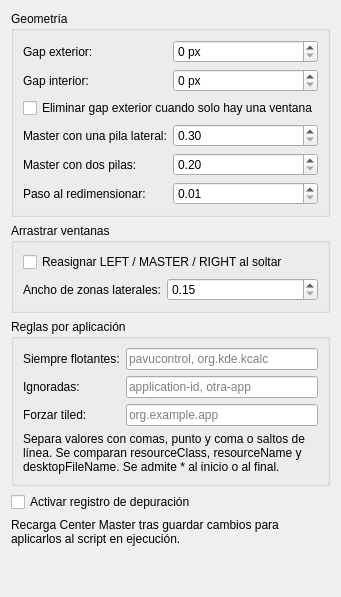
Qt form contents/ui/config.ui (d4vtz/center-maser) before a commit.
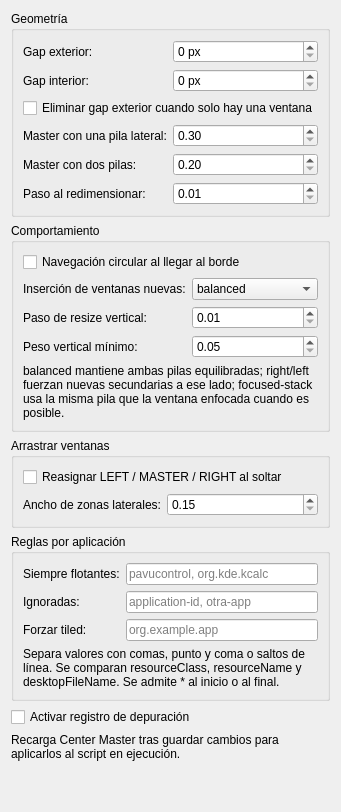
The same form after that commit.

Commit message: feat: expose v0.3 behavior settings in UI

```diff
--- a/contents/ui/config.ui
+++ b/contents/ui/config.ui
@@ -24,6 +24,63 @@
      </layout>
     </widget>
    </item>
+   <item>
+    <widget class="QGroupBox" name="behaviorGroup">
+     <property name="title"><string>Comportamiento</string></property>
+     <layout class="QFormLayout" name="behaviorLayout">
+      <item row="0" column="0" colspan="2">
+       <widget class="QCheckBox" name="kcfg_focusWrap">
+        <property name="text"><string>Navegación circular al llegar al borde</string></property>
+       </widget>
+      </item>
+      <item row="1" column="0">
+       <widget class="QLabel" name="insertionPolicyLabel">
+        <property name="text"><string>Inserción de ventanas nuevas:</string></property>
+       </widget>
+      </item>
+      <item row="1" column="1">
+       <widget class="QComboBox" name="kcfg_insertionPolicy">
+        <item><property name="text"><string>balanced</string></property></item>
+        <item><property name="text"><string>right</string></property></item>
+        <item><property name="text"><string>left</string></property></item>
+        <item><property name="text"><string>focused-stack</string></property></item>
+       </widget>
+      </item>
+      <item row="2" column="0">
+       <widget class="QLabel" name="verticalResizeStepLabel">
+        <property name="text"><string>Paso de resize vertical:</string></property>
+       </widget>
+      </item>
+      <item row="2" column="1">
+       <widget class="QDoubleSpinBox" name="kcfg_verticalResizeStep">
+        <property name="decimals"><number>2</number></property>
+        <property name="minimum"><double>0.010000000000000</double></property>
+        <property name="maximum"><double>0.500000000000000</double></property>
+        <property name="singleStep"><double>0.010000000000000</double></property>
+       </widget>
+      </item>
+      <item row="3" column="0">
+       <widget class="QLabel" name="minStackWeightLabel">
+        <property name="text"><string>Peso vertical mínimo:</string></property>
+       </widget>
+      </item>
+      <item row="3" column="1">
+       <widget class="QDoubleSpinBox" name="kcfg_minStackWeight">
+        <property name="decimals"><number>2</number></property>
+        <property name="minimum"><double>0.050000000000000</double></property>
+        <property name="maximum"><double>1.000000000000000</double></property>
+        <property name="singleStep"><double>0.050000000000000</double></property>
+       </widget>
+      </item>
+      <item row="4" column="0" colspan="2">
+       <widget class="QLabel" name="behaviorHelp">
+        <property name="wordWrap"><bool>true</bool></property>
+        <property name="text"><string>balanced mantiene ambas pilas equilibradas; right/left fuerzan nuevas secundarias a ese lado; focused-stack usa la misma pila que la ventana enfocada cuando es posible.</string></property>
+       </widget>
+      </item>
+     </layout>
+    </widget>
+   </item>
    <item>
     <widget class="QGroupBox" name="dragGroup">
      <property name="title"><string>Arrastrar ventanas</string></property>
```
